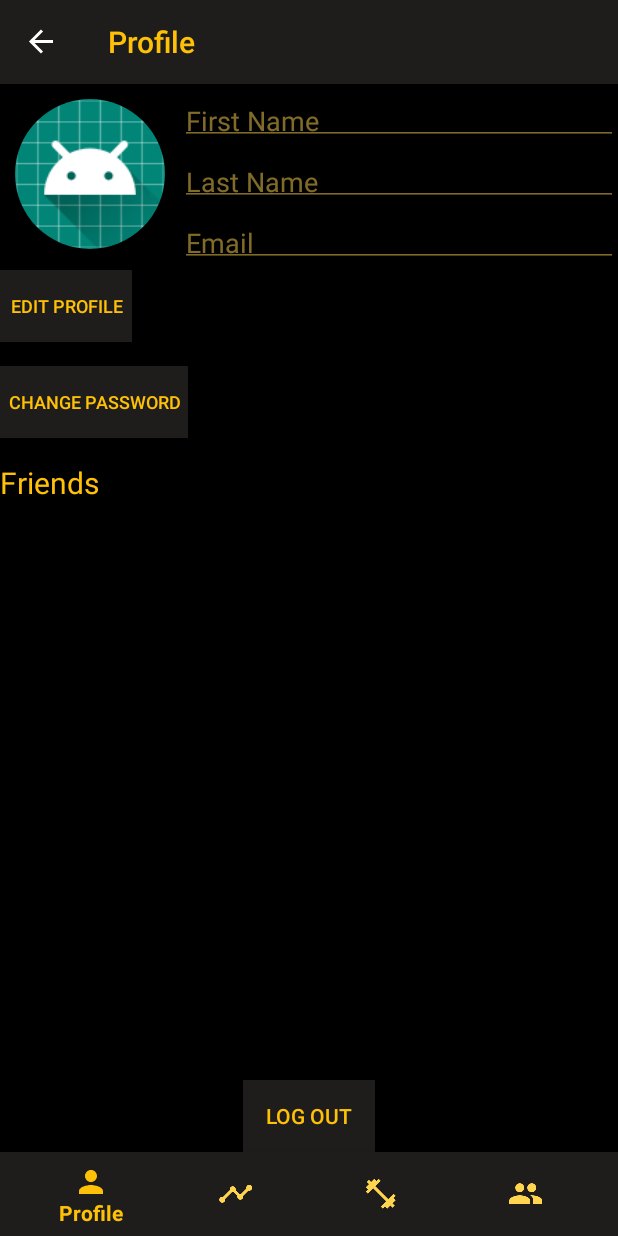
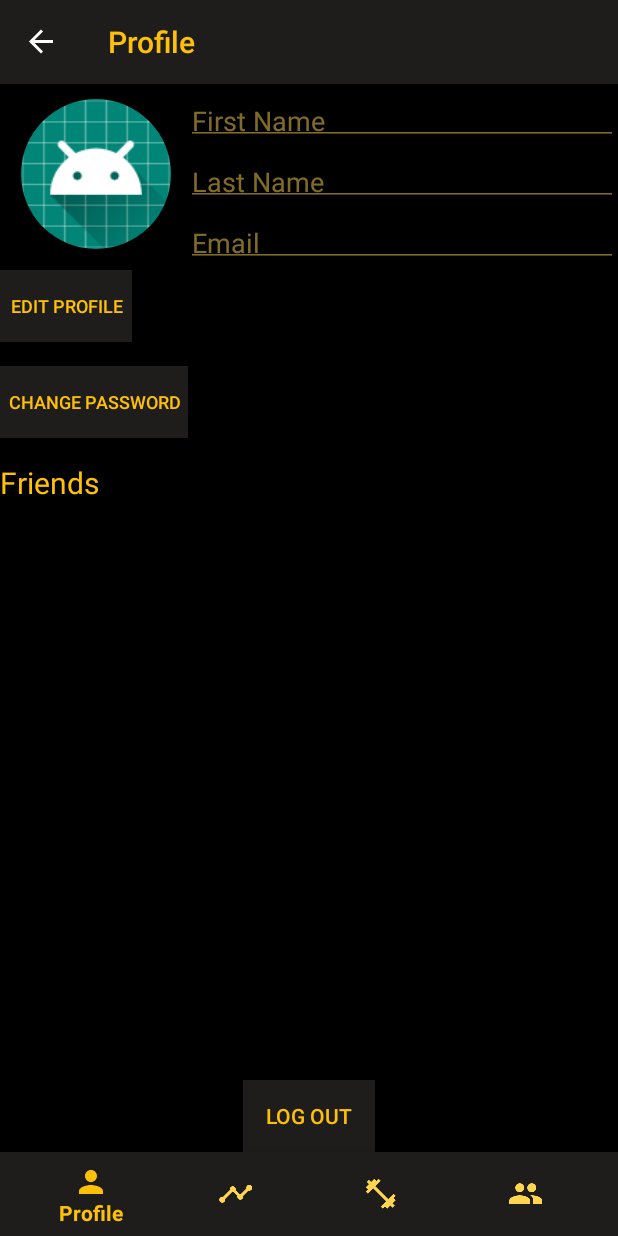
Before and after one commit to Lepuff/lightWeight, an Android app: the ProfileFragment screen opened through its navigation route, on a phone screen of 412 x 824 dp. Run offline under Robolectric (Android 15) with nearby library versions, the phone set to English and light mode, and no system bars; our stand-ins replace CircleImageView, Firebase (no records; nobody signed in at launch, a user with empty details on screens opened directly), navigation-ui; libraries missing offline, so code that uses them is left out: com.facebook.login; 2 statements that could not run were skipped.

Commit message:
profilefragfrag

```diff
--- a/app/src/main/java/com/example/lightweight/Database.kt
+++ b/app/src/main/java/com/example/lightweight/Database.kt
@@ -115,6 +115,9 @@ object Database {
                 Log.w("TAG", "Error adding document", e)
             }
     }
+    fun isFacebookUser(): Boolean {
+        return user.isFacebookUser
+    }
 
     fun updateUserData(accessToken: AccessToken?) {
         if (user.isFacebookUser) {
--- a/app/src/main/java/com/example/lightweight/ui/Profile/ProfileFragment.kt
+++ b/app/src/main/java/com/example/lightweight/ui/Profile/ProfileFragment.kt
@@ -18,6 +18,7 @@ import com.facebook.AccessToken
 import com.facebook.login.LoginManager
 import com.google.android.material.textfield.TextInputEditText
 import com.google.firebase.auth.FirebaseAuth
+import de.hdodenhof.circleimageview.CircleImageView
 import kotlinx.android.synthetic.main.fragment_profile.*
 
 class ProfileFragment : Fragment() {
@@ -43,7 +44,26 @@ class ProfileFragment : Fragment() {
         var profileLastName = root.findViewById<TextView>(R.id.fragment_profile_last_name_edittext).text
         var profileEmail = root.findViewById<TextView>(R.id.fragment_profile_email_edittext).text
 
+        if(Database.isFacebookUser()){
+            root.findViewById<Button>(R.id.profile_change_password_button).isEnabled = false
+            root.findViewById<Button>(R.id.profile_edit_profile_button).isEnabled = false
+        }
 
+        val profilePicture = root.findViewById<CircleImageView>(R.id.profile_image)
+        profilePicture.setOnClickListener{
+            //todo
+        }
+
+        val editProfile = root.findViewById<Button>(R.id.profile_edit_profile_button)
+        editProfile.setOnClickListener {
+            //todo
+
+        }
+
+        val changePassword = root.findViewById<Button>(R.id.profile_change_password_button)
+        changePassword.setOnClickListener {
+            //todo
+        }
 
         return root
 
--- a/app/src/main/res/layout/fragment_profile.xml
+++ b/app/src/main/res/layout/fragment_profile.xml
@@ -12,6 +12,7 @@
         android:id="@+id/profile_image"
         android:layout_width="120dp"
         android:layout_height="120dp"
+        android:layout_marginStart="4dp"
         android:padding="10dp"
         android:src="@mipmap/ic_launcher_round"
         app:layout_constraintStart_toStartOf="parent"
```
